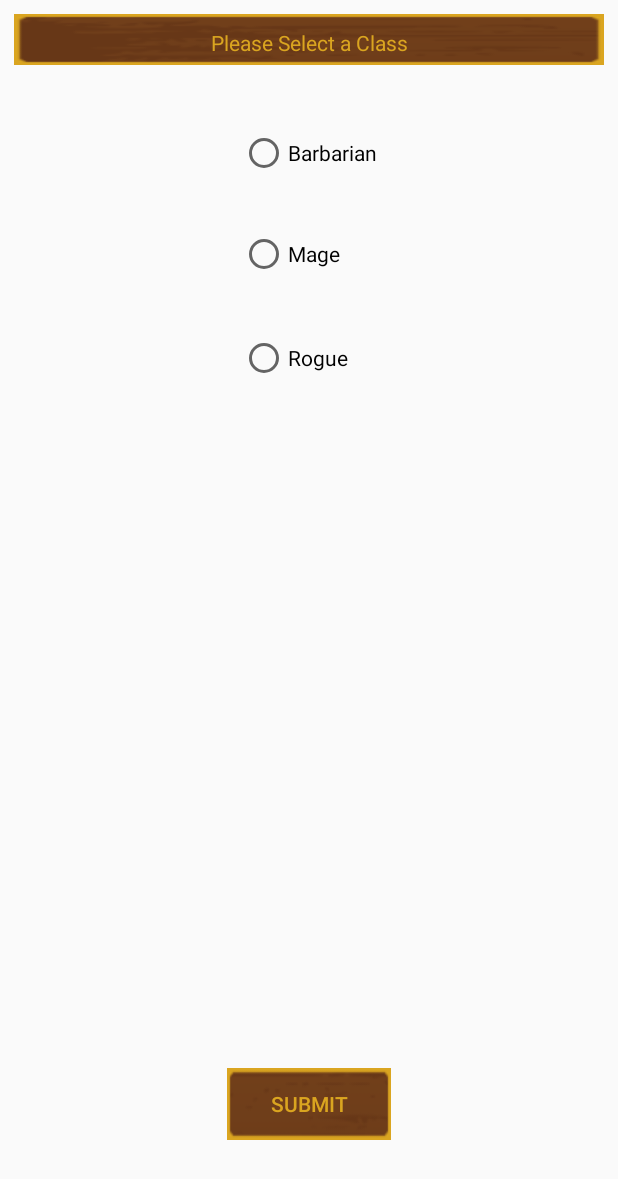
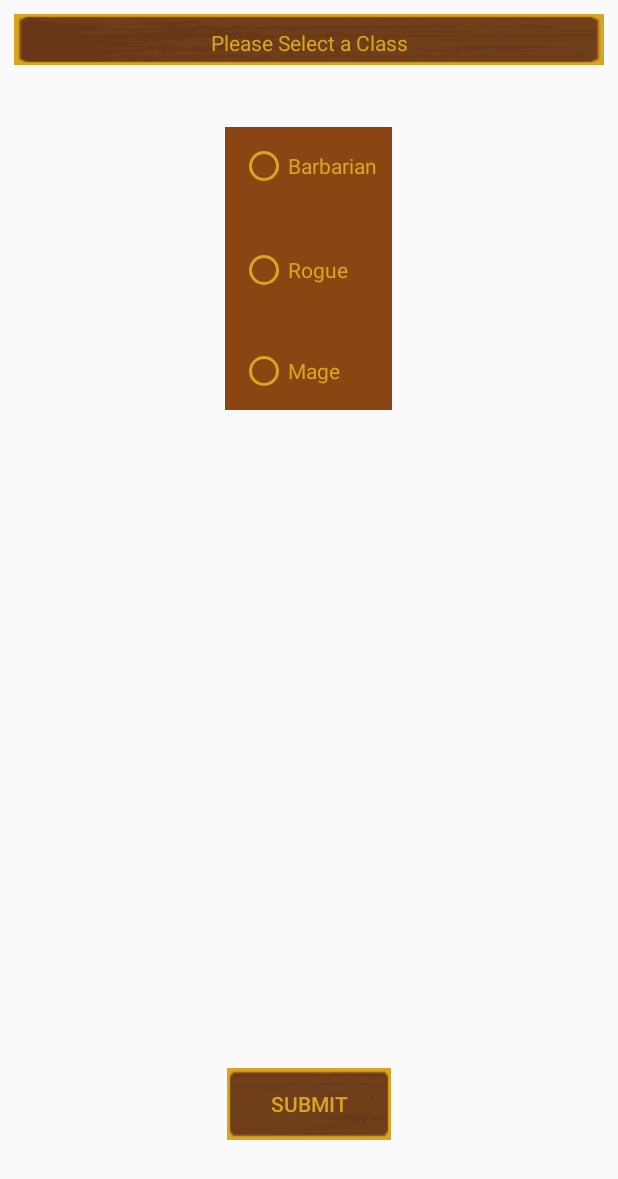
Before and after one commit to OliverJ20/Escape-from-Castle-Dreadcliff, an Android app: the fragment SelectClassFragment shown on its own in the app's theme, on a phone screen of 412 x 824 dp. Shown: the top 1179 px of the screen. Run offline under Robolectric (Android 15) with nearby library versions, the phone set to English and light mode, and no system bars.

Commit message:
styled radoi buttons

```diff
--- a/EscapeFromCastleDreadCliff/app/src/main/res/layout/fragment_select_class.xml
+++ b/EscapeFromCastleDreadCliff/app/src/main/res/layout/fragment_select_class.xml
@@ -1,4 +1,5 @@
 <RelativeLayout xmlns:android="http://schemas.android.com/apk/res/android"
+    xmlns:app="http://schemas.android.com/apk/res-auto"
     xmlns:tools="http://schemas.android.com/tools"
     android:layout_width="match_parent"
     android:layout_height="match_parent"
@@ -40,9 +41,12 @@
     <RadioGroup
         android:layout_width="wrap_content"
         android:layout_height="wrap_content"
-        android:layout_marginTop="33dp"
+        android:layout_marginTop="32dp"
         android:id="@+id/classChoice"
         android:textAlignment="center"
+        android:background="#8B4513"
+
+        android:padding="10dp"
         android:layout_below="@+id/title"
         android:layout_centerHorizontal="true">
 
@@ -53,14 +57,29 @@
             android:id="@+id/option1RadioButton"
             android:layout_alignLeft="@+id/radioButton2"
             android:layout_alignStart="@+id/radioButton2"
-
-            android:onClick ="onRadioButtonClicked"/>
+            android:textColor="#DAA520"
+            android:onClick ="onRadioButtonClicked"
+            app:buttonTint="#DAA520" />
 
 
+        <RadioButton
+            android:textColor="#DAA520"
+            android:layout_width="wrap_content"
+            android:layout_height="wrap_content"
+            android:text="Rogue"
+            android:id="@+id/option3RadioButton"
+            android:layout_marginTop="37dp"
+            android:checked="false"
+            android:layout_below="@+id/radioButton2"
+            android:layout_centerHorizontal="true"
+
+            android:onClick ="onRadioButtonClicked"
+            app:buttonTint="#DAA520" />
 
         <RadioButton
             android:layout_width="wrap_content"
             android:layout_height="wrap_content"
+            android:textColor="#DAA520"
             android:text="Mage"
             android:id="@+id/option2RadioButton"
             android:layout_marginTop="35dp"
@@ -70,19 +89,7 @@
             android:checked="false"
 
             android:onClick ="onRadioButtonClicked"
-            />
-
-        <RadioButton
-            android:layout_width="wrap_content"
-            android:layout_height="wrap_content"
-            android:text="Rogue"
-            android:id="@+id/option3RadioButton"
-            android:layout_marginTop="37dp"
-            android:checked="false"
-            android:layout_below="@+id/radioButton2"
-            android:layout_centerHorizontal="true"
-
-            android:onClick ="onRadioButtonClicked"/>
+            app:buttonTint="#DAA520" />
 
 
     </RadioGroup>
```
